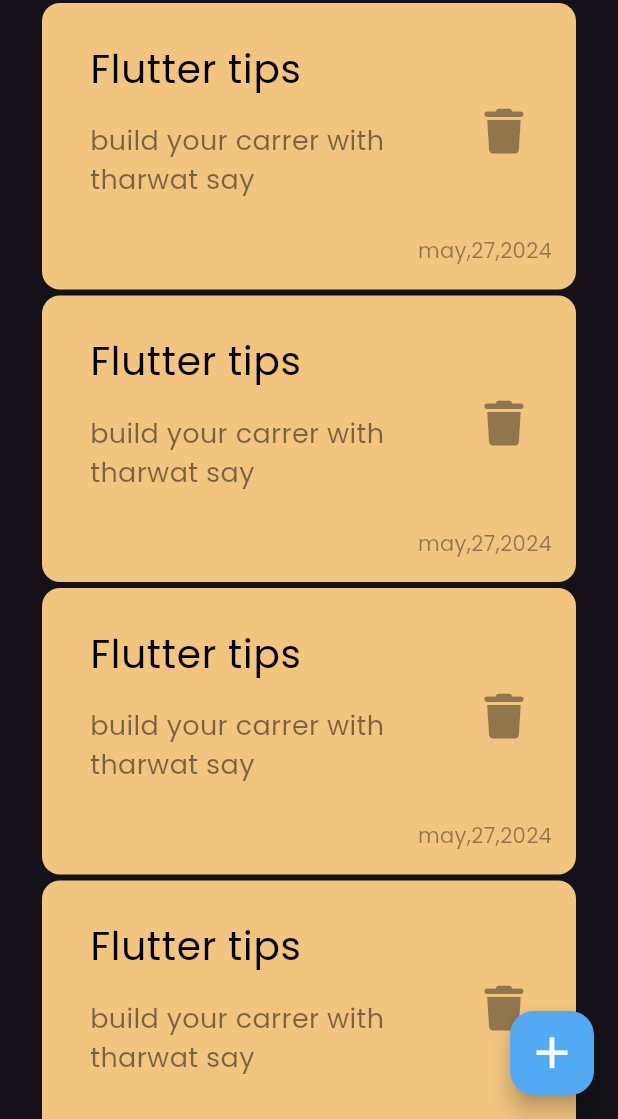
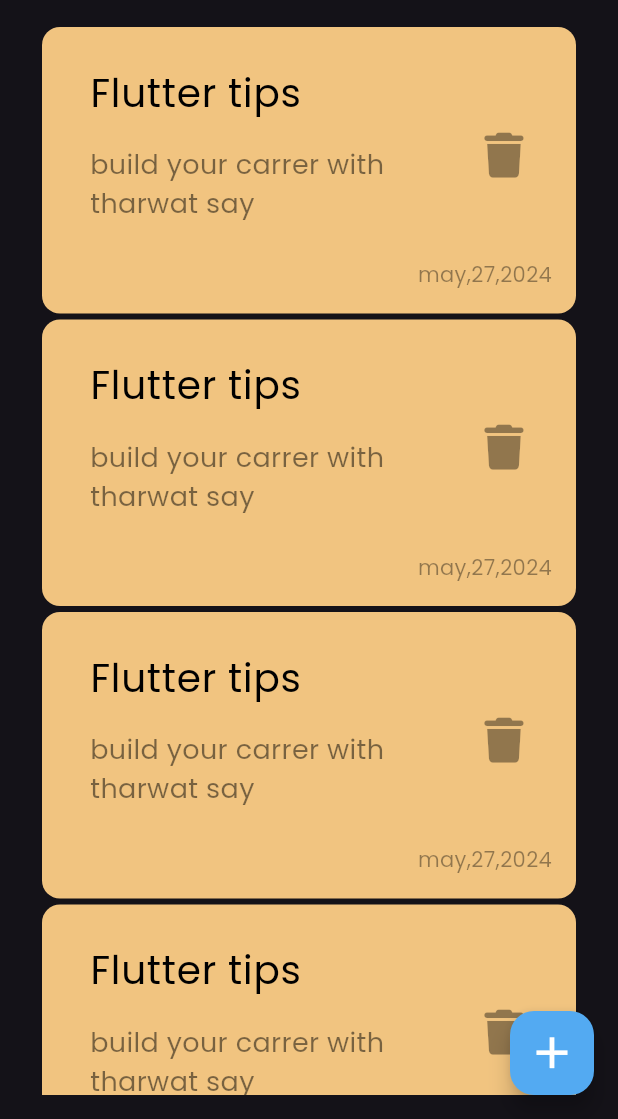
Before and after one commit to AbderraoufBelaiouar/notes_app, a Flutter app: the screen it shows after launch, on a phone screen of 412 x 824 dp, the part 117-1236 px from its top. Run offline on Flutter 3.47's test engine with Material 3 defaults, Android fonts, the phone set to English and light mode, and no system bars; our stand-ins replace font_awesome_flutter.

```diff
--- a/lib/views/widgets/notes_list_view.dart
+++ b/lib/views/widgets/notes_list_view.dart
@@ -6,7 +6,10 @@ class NotesListView extends StatelessWidget {
 
   @override
   Widget build(BuildContext context) {
-    return ListView.builder(
+    return Padding(
+      padding: const EdgeInsets.symmetric(vertical: 16.0),
+      child: ListView.builder(
+        padding: EdgeInsets.zero,
         itemCount: 8,
         itemBuilder: (context, index) {
           return const Padding(
@@ -14,6 +17,7 @@ class NotesListView extends StatelessWidget {
             child: CustomNoteItem(),
           );
         },
+      ),
     );
   }
 }
```
Also changed, not shown: lib/views/notes_view.dart (+8 -1 lines), lib/views/widgets/add_note_bottom_sheet.dart (added, +10 -0 lines). Lines whose indentation alone changed are shown as unchanged.
